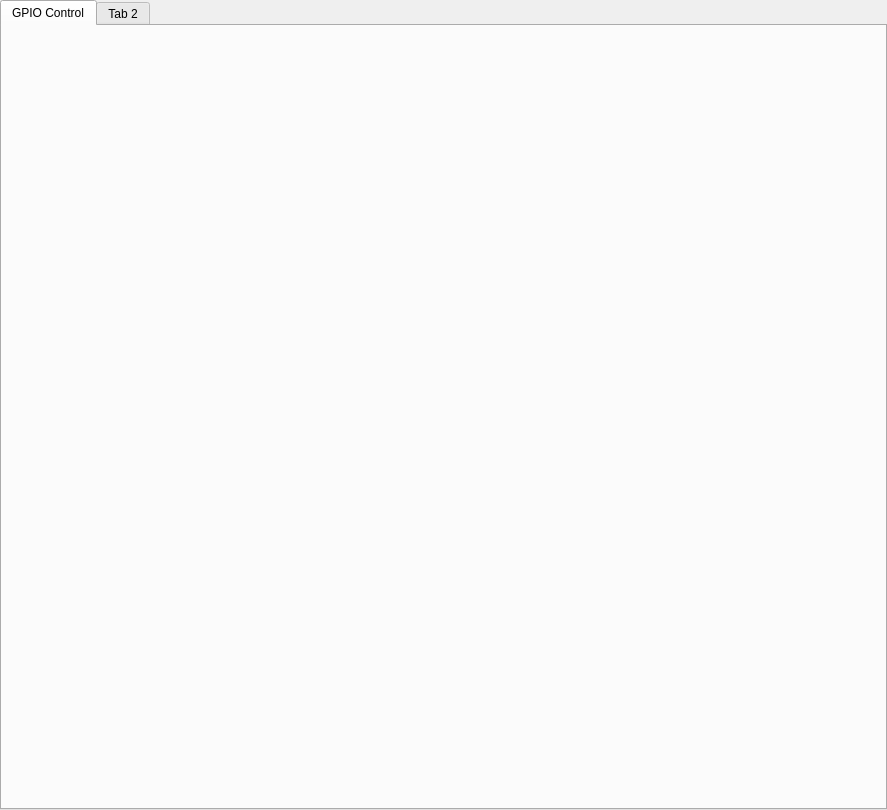
Old version of the form NIM_Patient_Sim/mainwindow.ui in the repository daisybisram/SeniorDesign.
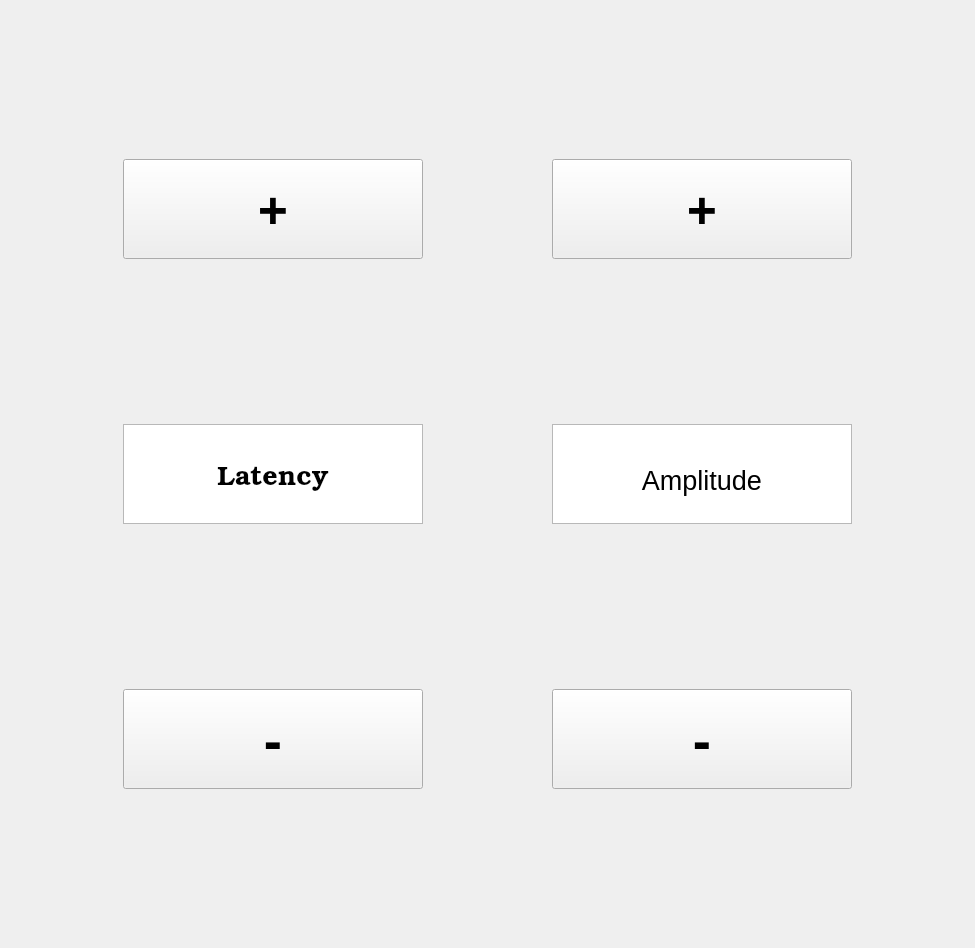
New version of the form. Icons and pictures are not drawn.

Diff of the .ui file:
```diff
--- a/NIM_Patient_Sim/mainwindow.ui
+++ b/NIM_Patient_Sim/mainwindow.ui
@@ -6,10 +6,22 @@
    <rect>
     <x>0</x>
     <y>0</y>
-    <width>887</width>
-    <height>810</height>
+    <width>975</width>
+    <height>948</height>
    </rect>
   </property>
+  <property name="sizePolicy">
+   <sizepolicy hsizetype="Expanding" vsizetype="Expanding">
+    <horstretch>10</horstretch>
+    <verstretch>10</verstretch>
+   </sizepolicy>
+  </property>
+  <property name="sizeIncrement">
+   <size>
+    <width>10</width>
+    <height>10</height>
+   </size>
+  </property>
   <property name="windowTitle">
    <string>NIM Utilities</string>
   </property>
@@ -17,8 +29,11 @@
    <iconset>
     <normaloff>:/icons/NU.png</normaloff>:/icons/NU.png</iconset>
   </property>
+  <property name="tabShape">
+   <enum>QTabWidget::Rounded</enum>
+  </property>
   <widget class="QWidget" name="centralwidget">
-   <layout class="QVBoxLayout" name="verticalLayout">
+   <layout class="QGridLayout" name="gridLayout">
     <property name="leftMargin">
      <number>0</number>
     </property>
@@ -31,21 +46,167 @@
     <property name="bottomMargin">
      <number>0</number>
     </property>
-    <item>
-     <widget class="QTabWidget" name="tabWidget">
-      <property name="currentIndex">
-       <number>0</number>
+    <item row="5" column="1">
+     <widget class="QPushButton" name="amplitude_DOWN_button">
+      <property name="maximumSize">
+       <size>
+        <width>300</width>
+        <height>100</height>
+       </size>
       </property>
-      <widget class="QWidget" name="gpioCntrl">
-       <attribute name="title">
-        <string>GPIO Control</string>
-       </attribute>
-      </widget>
-      <widget class="QWidget" name="tab_2">
-       <attribute name="title">
-        <string>Tab 2</string>
-       </attribute>
-      </widget>
+      <property name="font">
+       <font>
+        <family>Ubuntu Mono</family>
+        <pointsize>40</pointsize>
+        <weight>75</weight>
+        <bold>true</bold>
+       </font>
+      </property>
+      <property name="text">
+       <string>-</string>
+      </property>
+     </widget>
+    </item>
+    <item row="2" column="0">
+     <widget class="QTextEdit" name="latency_text">
+      <property name="sizePolicy">
+       <sizepolicy hsizetype="Maximum" vsizetype="Maximum">
+        <horstretch>0</horstretch>
+        <verstretch>0</verstretch>
+       </sizepolicy>
+      </property>
+      <property name="minimumSize">
+       <size>
+        <width>100</width>
+        <height>50</height>
+       </size>
+      </property>
+      <property name="maximumSize">
+       <size>
+        <width>300</width>
+        <height>100</height>
+       </size>
+      </property>
+      <property name="font">
+       <font>
+        <family>URW Bookman L</family>
+        <pointsize>20</pointsize>
+        <weight>75</weight>
+        <bold>true</bold>
+       </font>
+      </property>
+      <property name="html">
+       <string>&lt;!DOCTYPE HTML PUBLIC &quot;-//W3C//DTD HTML 4.0//EN&quot; &quot;http://www.w3.org/TR/REC-html40/strict.dtd&quot;&gt;
+&lt;html&gt;&lt;head&gt;&lt;meta name=&quot;qrichtext&quot; content=&quot;1&quot; /&gt;&lt;style type=&quot;text/css&quot;&gt;
+p, li { white-space: pre-wrap; }
+&lt;/style&gt;&lt;/head&gt;&lt;body style=&quot; font-family:'URW Bookman L'; font-size:20pt; font-weight:600; font-style:normal;&quot;&gt;
+&lt;p align=&quot;center&quot; style=&quot;-qt-paragraph-type:empty; margin-top:0px; margin-bottom:0px; margin-left:0px; margin-right:0px; -qt-block-indent:0; text-indent:0px; font-family:'Ubuntu'; font-size:11pt; font-weight:400;&quot;&gt;&lt;br /&gt;&lt;/p&gt;
+&lt;p align=&quot;center&quot; style=&quot;-qt-paragraph-type:empty; margin-top:0px; margin-bottom:0px; margin-left:0px; margin-right:0px; -qt-block-indent:0; text-indent:0px; font-family:'Ubuntu'; font-size:11pt; font-weight:400;&quot;&gt;&lt;br /&gt;&lt;/p&gt;
+&lt;p align=&quot;center&quot; style=&quot; margin-top:0px; margin-bottom:0px; margin-left:0px; margin-right:0px; -qt-block-indent:0; text-indent:0px;&quot;&gt;&lt;span style=&quot; font-family:'Ubuntu'; font-weight:400;&quot;&gt;Latency&lt;/span&gt;&lt;/p&gt;&lt;/body&gt;&lt;/html&gt;</string>
+      </property>
+     </widget>
+    </item>
+    <item row="1" column="1">
+     <widget class="QPushButton" name="amplitude_UP_button">
+      <property name="sizePolicy">
+       <sizepolicy hsizetype="Maximum" vsizetype="Maximum">
+        <horstretch>0</horstretch>
+        <verstretch>0</verstretch>
+       </sizepolicy>
+      </property>
+      <property name="maximumSize">
+       <size>
+        <width>300</width>
+        <height>100</height>
+       </size>
+      </property>
+      <property name="font">
+       <font>
+        <family>Ubuntu Mono</family>
+        <pointsize>40</pointsize>
+        <weight>75</weight>
+        <bold>true</bold>
+       </font>
+      </property>
+      <property name="text">
+       <string>+</string>
+      </property>
+     </widget>
+    </item>
+    <item row="1" column="0">
+     <widget class="QPushButton" name="latency_UP_button">
+      <property name="enabled">
+       <bool>true</bool>
+      </property>
+      <property name="sizePolicy">
+       <sizepolicy hsizetype="Maximum" vsizetype="Maximum">
+        <horstretch>0</horstretch>
+        <verstretch>0</verstretch>
+       </sizepolicy>
+      </property>
+      <property name="maximumSize">
+       <size>
+        <width>300</width>
+        <height>100</height>
+       </size>
+      </property>
+      <property name="font">
+       <font>
+        <family>Ubuntu Mono</family>
+        <pointsize>40</pointsize>
+        <weight>75</weight>
+        <bold>true</bold>
+       </font>
+      </property>
+      <property name="text">
+       <string>+</string>
+      </property>
+     </widget>
+    </item>
+    <item row="5" column="0">
+     <widget class="QPushButton" name="latency_DOWN_button">
+      <property name="sizePolicy">
+       <sizepolicy hsizetype="Maximum" vsizetype="Maximum">
+        <horstretch>0</horstretch>
+        <verstretch>0</verstretch>
+       </sizepolicy>
+      </property>
+      <property name="maximumSize">
+       <size>
+        <width>300</width>
+        <height>100</height>
+       </size>
+      </property>
+      <property name="font">
+       <font>
+        <family>Waree</family>
+        <pointsize>40</pointsize>
+        <weight>75</weight>
+        <bold>true</bold>
+       </font>
+      </property>
+      <property name="text">
+       <string>-</string>
+      </property>
+     </widget>
+    </item>
+    <item row="2" column="1">
+     <widget class="QTextEdit" name="amplitude_text">
+      <property name="maximumSize">
+       <size>
+        <width>300</width>
+        <height>100</height>
+       </size>
+      </property>
+      <property name="html">
+       <string>&lt;!DOCTYPE HTML PUBLIC &quot;-//W3C//DTD HTML 4.0//EN&quot; &quot;http://www.w3.org/TR/REC-html40/strict.dtd&quot;&gt;
+&lt;html&gt;&lt;head&gt;&lt;meta name=&quot;qrichtext&quot; content=&quot;1&quot; /&gt;&lt;style type=&quot;text/css&quot;&gt;
+p, li { white-space: pre-wrap; }
+&lt;/style&gt;&lt;/head&gt;&lt;body style=&quot; font-family:'Ubuntu'; font-size:11pt; font-weight:400; font-style:normal;&quot;&gt;
+&lt;p align=&quot;center&quot; style=&quot;-qt-paragraph-type:empty; margin-top:0px; margin-bottom:0px; margin-left:0px; margin-right:0px; -qt-block-indent:0; text-indent:0px; font-family:'Ubuntu';&quot;&gt;&lt;br /&gt;&lt;/p&gt;
+&lt;p align=&quot;center&quot; style=&quot;-qt-paragraph-type:empty; margin-top:0px; margin-bottom:0px; margin-left:0px; margin-right:0px; -qt-block-indent:0; text-indent:0px; font-family:'Ubuntu';&quot;&gt;&lt;br /&gt;&lt;/p&gt;
+&lt;p align=&quot;center&quot; style=&quot; margin-top:0px; margin-bottom:0px; margin-left:0px; margin-right:0px; -qt-block-indent:0; text-indent:0px;&quot;&gt;&lt;span style=&quot; font-family:'Ubuntu'; font-size:20pt;&quot;&gt;Amplitude&lt;/span&gt;&lt;/p&gt;&lt;/body&gt;&lt;/html&gt;</string>
+      </property>
      </widget>
     </item>
    </layout>
```
